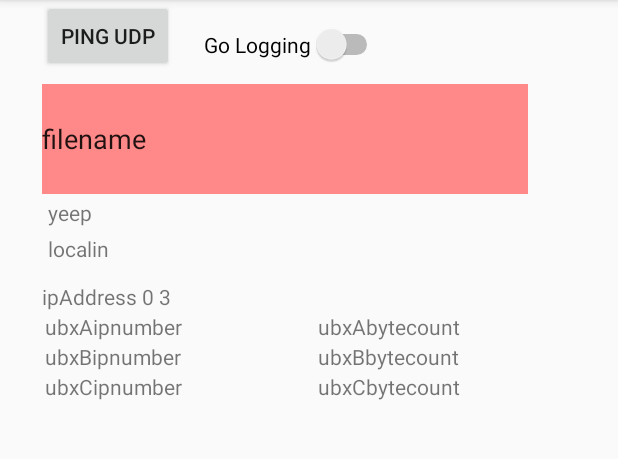
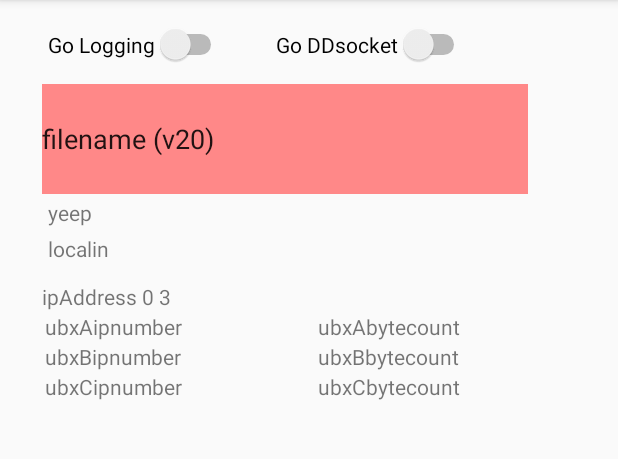
Before and after one commit to Future-Hangglider/Hanglog3, an Android app: the screen it shows after launch (LLog3), on a phone screen of 412 x 824 dp, the part 84-543 px from its top. Run offline under Robolectric (Android 15) with nearby library versions, the phone set to English and light mode, and no system bars.

Commit message:
add version  number

```diff
--- a/app/src/main/java/com/example/julian/hanglog3/LLog3.java
+++ b/app/src/main/java/com/example/julian/hanglog3/LLog3.java
@@ -100,16 +100,17 @@ public class LLog3 extends AppCompatActivity {
             }
         });
 
-
-        Button btn = (Button)findViewById(R.id.btnepic);
-        btn.setOnClickListener(new View.OnClickListener() {
+        Switch goddsocketswitch = (Switch)findViewById(R.id.goddsocketswitch);
+        goddsocketswitch.setOnCheckedChangeListener(new CompoundButton.OnCheckedChangeListener() {
             @Override
-            public void onClick(View view) {
-                Log.i("hhanglogE", "epic");
-                String str = "epic" + String.valueOf(nepic++)+"\n";
-                //outmonitor.append(str);
-                if (recudp != null)
-                    recudp.msgtosend = str;
+            public void onCheckedChanged(CompoundButton c, boolean isChecked) {
+                if (isChecked) {
+                    epicfile.setBackgroundColor(0xFF8888FF);
+                    epicfile.setText(recudp.StartDDSocket());
+                } else {
+                    epicfile.setBackgroundColor(0xFFFF8888);
+                    recudp.StopDDSocket();
+                }
             }
         });
 
--- a/app/src/main/res/layout/activity_llog3.xml
+++ b/app/src/main/res/layout/activity_llog3.xml
@@ -5,15 +5,6 @@
     android:layout_width="match_parent"
     android:layout_height="match_parent"
     tools:context=".LLog3">
-
-    <Button
-        android:id="@+id/btnepic"
-        android:layout_width="wrap_content"
-        android:layout_height="wrap_content"
-        android:layout_marginLeft="28dp"
-        android:text="Ping UDP"
-        app:layout_constraintLeft_toLeftOf="parent"
-        app:layout_constraintTop_toTopOf="parent" />
 
     <TextView
         android:id="@+id/epicwords"
@@ -141,7 +132,7 @@
         android:layout_marginTop="56dp"
         android:ems="10"
         android:inputType="textMultiLine"
-        android:text="filename"
+        android:text="filename (v20)"
         android:textSize="18dp"
         android:background="#ff8888"
         app:layout_constraintLeft_toLeftOf="parent"
@@ -152,9 +143,20 @@
         android:id="@+id/gologgingswitch"
         android:layout_width="wrap_content"
         android:layout_height="wrap_content"
-        android:layout_marginStart="136dp"
+        android:layout_marginStart="32dp"
         android:layout_marginTop="16dp"
         android:text="Go Logging"
+        app:layout_constraintLeft_toLeftOf="parent"
+        app:layout_constraintStart_toStartOf="parent"
+        app:layout_constraintTop_toTopOf="parent" />
+
+    <Switch
+        android:id="@+id/goddsocketswitch"
+        android:layout_width="wrap_content"
+        android:layout_height="wrap_content"
+        android:layout_marginStart="184dp"
+        android:layout_marginTop="16dp"
+        android:text="Go DDsocket"
         app:layout_constraintLeft_toLeftOf="parent"
         app:layout_constraintStart_toStartOf="parent"
         app:layout_constraintTop_toTopOf="parent" />
```
Also changed, not shown: app/src/main/java/com/example/julian/hanglog3/RecUDP.java (+96 -3 lines).
